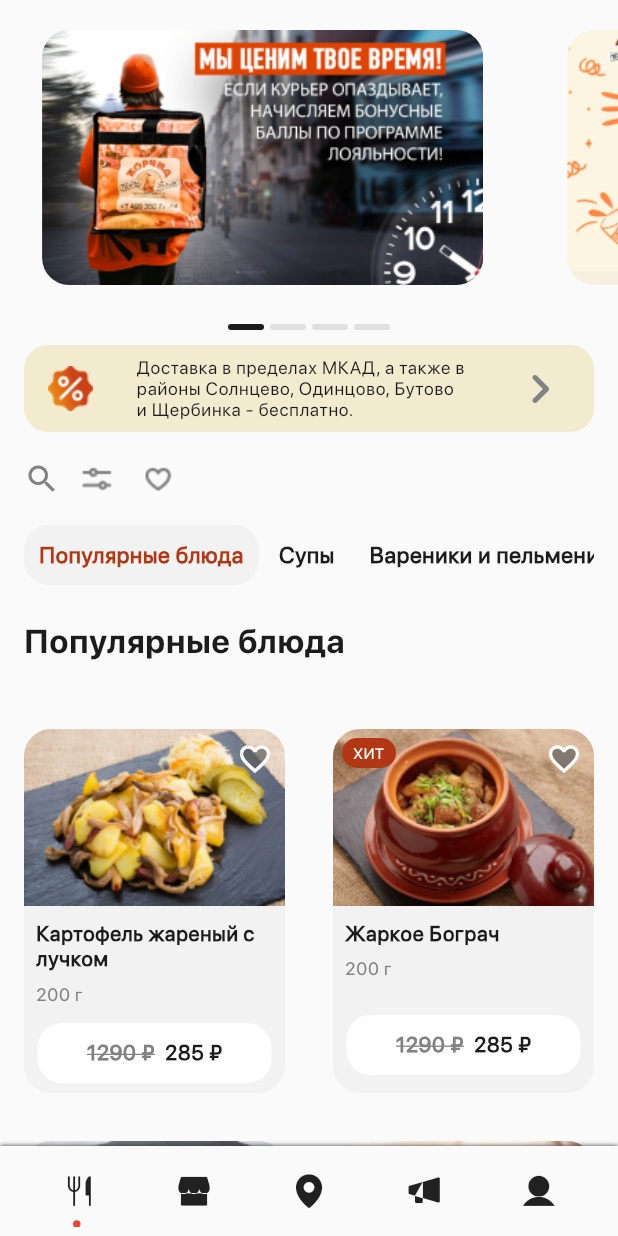
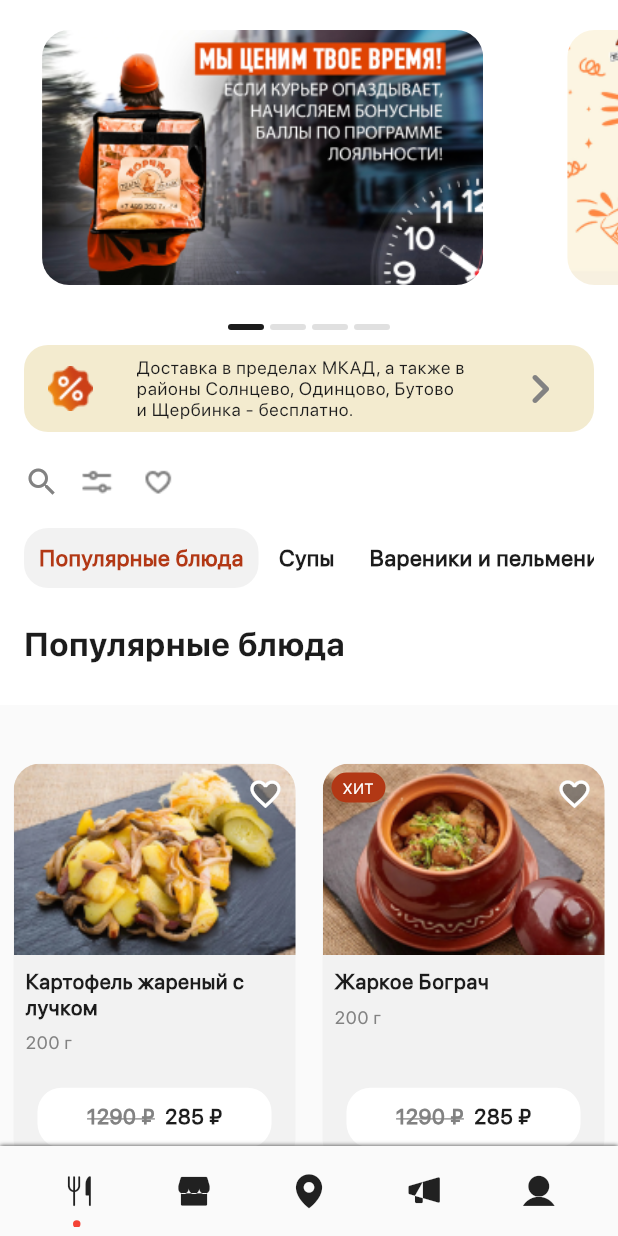
Before and after one commit to Sanjarbek17/corchma_app, a Flutter app: the screen it shows after launch, on a phone screen of 412 x 824 dp. Run offline on Flutter 3.47's test engine with Material 2 defaults, Android fonts, the light colour scheme and no system bars; drawn by our look-alikes of carousel_slider; missing offline and left inert: backdrop_modal_route; project files that could hold a hidden picture were left out.

Commit message:
custom scrool view added

```diff
--- a/lib/main.dart
+++ b/lib/main.dart
@@ -3,6 +3,7 @@
 import 'package:corchma_app/providers/product_provider.dart';
 import 'package:corchma_app/providers/slider_provider.dart';
 import 'package:corchma_app/screens/main_screen/main_screen.dart';
+
 import 'package:flutter/material.dart';
 import 'package:provider/provider.dart';
 
@@ -18,6 +19,7 @@
   @override
   Widget build(BuildContext context) {
     return MaterialApp(
+        debugShowCheckedModeBanner: false,
         theme: theme,
         home: MultiProvider(
           providers: [
--- a/lib/screens/main_screen/main_screen.dart
+++ b/lib/screens/main_screen/main_screen.dart
@@ -21,14 +21,36 @@
     return MaterialApp(
       theme: theme,
       home: Scaffold(
-          body: ListView(
-            children: const [
-              CustomCarousel(),
-              PlashKa(),
-              SearchFilterIcon(),
-              FiltersBar(),
-              SizedBox(height: 30),
-              AllCardsView(),
+          body: CustomScrollView(
+            slivers: [
+              const SliverAppBar(
+                  expandedHeight: 290,
+                  backgroundColor: Colors.white,
+                  // collapsedHeight: 249,
+                  flexibleSpace: FlexibleSpaceBar(
+                    background: Column(
+                      children: [
+                        CustomCarousel(),
+                        PlashKa(),
+                      ],
+                    ),
+                  )),
+              const SliverAppBar(
+                backgroundColor: Colors.white,
+                pinned: true,
+                toolbarHeight: 180,
+                flexibleSpace: Column(
+                  children: [
+                    SearchFilterIcon(),
+                    FiltersBar(),
+                  ],
+                ),
+              ),
+              SliverList(
+                  delegate: SliverChildListDelegate([
+                const SizedBox(height: 30),
+                const AllCardsView(),
+              ])),
             ],
           ),
           bottomNavigationBar: const CustomBottomNavigation()),
--- a/lib/screens/main_screen/widgets/all_cars_view/all_cars_view.dart
+++ b/lib/screens/main_screen/widgets/all_cars_view/all_cars_view.dart
@@ -15,7 +15,7 @@
         shrinkWrap: true,
         crossAxisCount: 2,
         physics: const NeverScrollableScrollPhysics(),
-        childAspectRatio: 0.75,
+        childAspectRatio: 0.72,
         children: product.products
             .map((product) => CustomCard(
                   name: product.name,
--- a/lib/screens/main_screen/widgets/all_cars_view/widgets/customcard.dart
+++ b/lib/screens/main_screen/widgets/all_cars_view/widgets/customcard.dart
@@ -21,7 +21,7 @@
   @override
   Widget build(BuildContext context) {
     return Container(
-      margin: const EdgeInsets.all(16),
+      margin: const EdgeInsets.all(9),
       decoration: BoxDecoration(
         color: const Color.fromARGB(255, 242, 242, 242),
         borderRadius: BorderRadius.circular(18),
```
